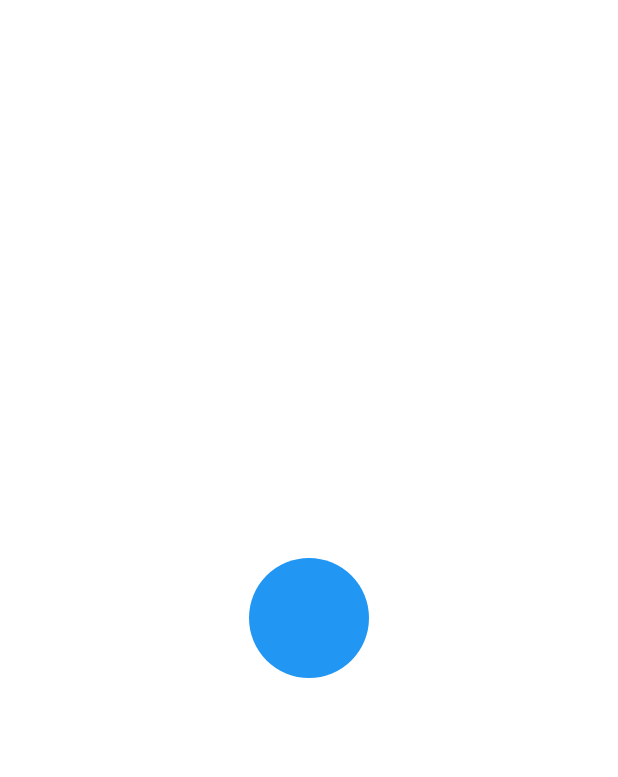
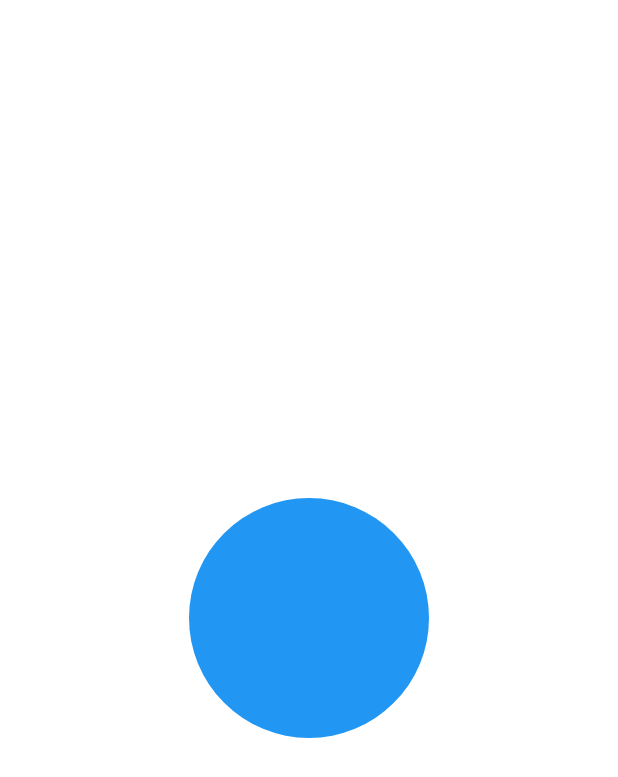
Before and after one commit to alohaabhi/TheCircleFlutter, a Flutter app: the screen it shows after launch, on a phone screen of 412 x 824 dp. Shown: the top 777 px of the screen. Run offline on Flutter 3.47's test engine with Material 2 defaults, Android fonts, the phone set to English and light mode, and no system bars.

Commit message:
created circle widget

```diff
--- a/lib/main.dart
+++ b/lib/main.dart
@@ -21,10 +21,22 @@ class CircleApp extends StatelessWidget {
 class CircleHomePage extends StatelessWidget {
   @override
   Widget build(BuildContext context) {
-    return Center(
-      child: CustomPaint(
-        painter: DrawCircle(context, 40.0),
-      ),
+    return Center(child: Circle());
+  }
+}
+
+class Circle extends StatefulWidget {
+  @override
+  State<StatefulWidget> createState() {
+    return CircleState();
+  }
+}
+
+class CircleState extends State {
+  @override
+  Widget build(BuildContext context) {
+    return CustomPaint(
+      painter: DrawCircle(context, 80.0),
     );
   }
 }
```
